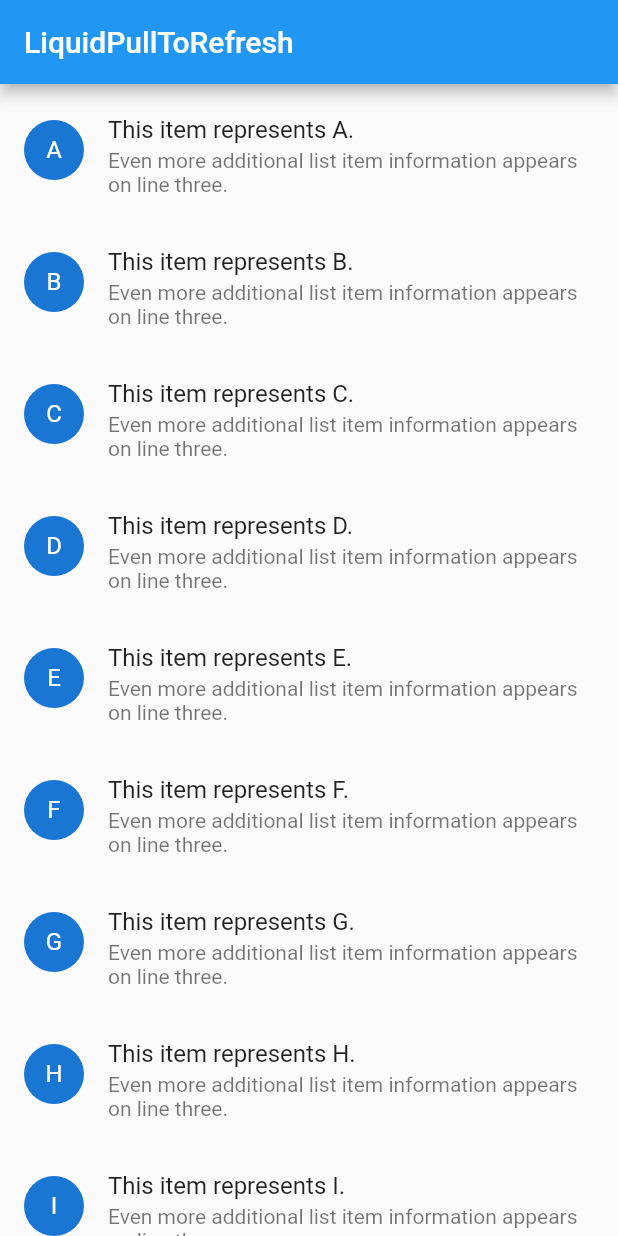
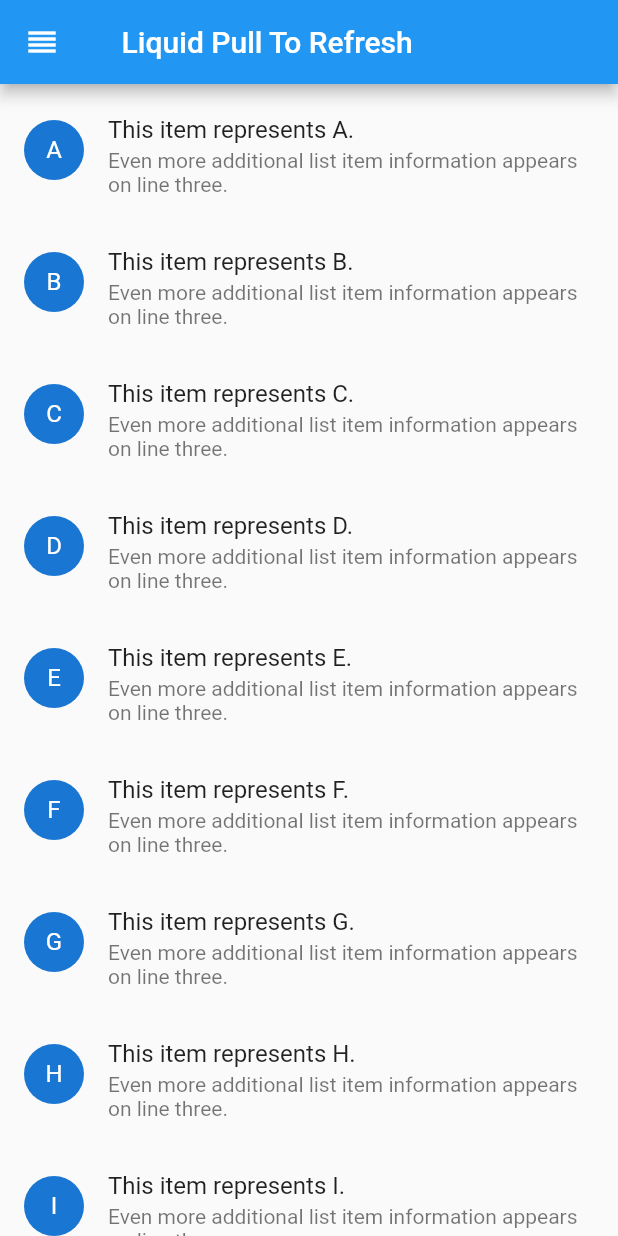
Before and after one commit to aagarwal1012/Liquid-Pull-To-Refresh, a Flutter app: the screen it shows after launch, on a phone screen of 412 x 824 dp. Run offline on Flutter 3.47's test engine with Material 2 defaults, Android fonts, the phone set to English and light mode, and no system bars.

Commit message:
final UI of example app made

```diff
--- a/example/lib/main.dart
+++ b/example/lib/main.dart
@@ -11,10 +11,11 @@ class MyApp extends StatelessWidget {
   Widget build(BuildContext context) {
     return MaterialApp(
       title: 'Flutter Demo',
+      debugShowCheckedModeBanner: false,
       theme: ThemeData(
         primarySwatch: Colors.blue,
       ),
-      home: MyHomePage(title: 'LiquidPullToRefresh'),
+      home: MyHomePage(title: 'Liquid Pull To Refresh'),
     );
   }
 }
@@ -69,7 +70,12 @@ class _MyHomePageState extends State<MyHomePage> {
   Widget build(BuildContext context) {
     return Scaffold(
       appBar: AppBar(
-        title: Text(widget.title),
+        title: Stack(
+          children: <Widget>[
+            Align(alignment: Alignment(-1.0, 0.0),child: Icon(Icons.reorder)),
+            Align(alignment: Alignment(-0.3, 0.0),child: Text(widget.title)),
+          ],
+        ),
       ),
       body: LiquidPullToRefresh(
         key: _refreshIndicatorKey,
```
